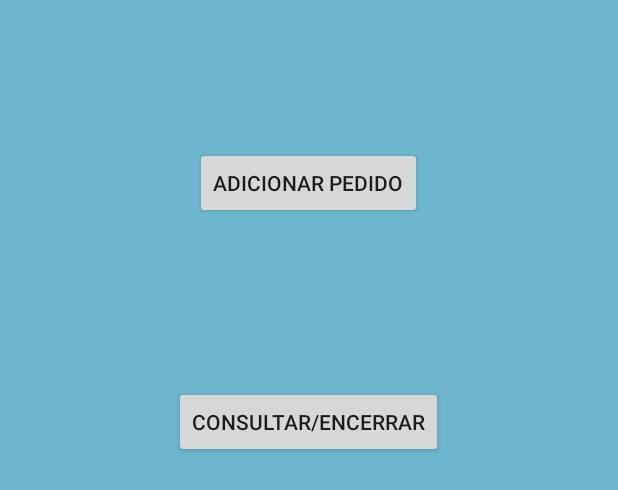
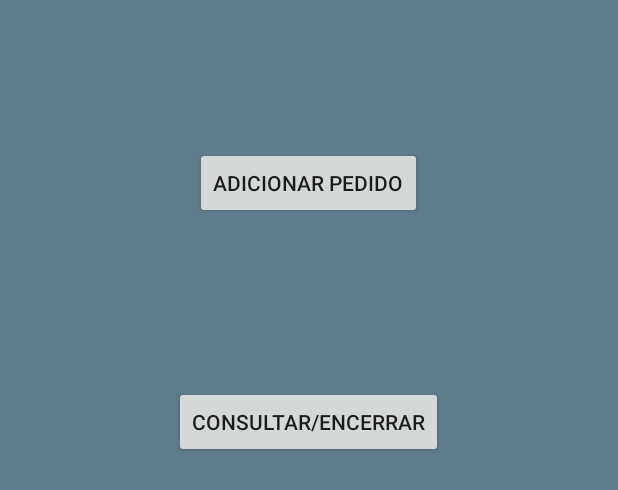
Before and after one commit to Gabriel-Bur/gerenciador-pedidos, an Android app: the layout activity_mesapopup.xml on its own in the app's theme, with its tools: preview values and no code run, on a phone screen of 412 x 824 dp. Shown: the top 490 px of the screen. Run offline under Robolectric (Android 15) with nearby library versions, the phone set to English and light mode, and no system bars.

Commit message:
versão funcional 1.0.2

```diff
--- a/app/src/main/java/Classes/Mesa.java
+++ b/app/src/main/java/Classes/Mesa.java
@@ -47,7 +47,7 @@ public class Mesa implements Serializable {
 
     @Override
     public String toString() {
-        return Nome;
+        return Nome.toUpperCase();
 
     }
 }
--- a/app/src/main/java/com/infnet/android/gerenciador_pedidos/PopUp_Files/ObsPopup.java
+++ b/app/src/main/java/com/infnet/android/gerenciador_pedidos/PopUp_Files/ObsPopup.java
@@ -122,7 +122,7 @@ public class ObsPopup extends AppCompatActivity {
                 itemParaAdicionar.setObs(obsProduto.getText().toString());
 
                 referenciaMesa.child(mesaEscolhida.getNome().toString()).child("pedido").child(itemParaAdicionar.getItemId()).setValue(itemParaAdicionar);
-                referenciaMesa.child(mesaEscolhida.getNome().toString()).child("conta").child(itemParaAdicionar.getItemId()).setValue(itemParaAdicionar);
+               // referenciaMesa.child(mesaEscolhida.getNome().toString()).child("conta").child(itemParaAdicionar.getItemId()).setValue(itemParaAdicionar);
                 finish();
             }
         });
--- a/app/src/main/res/values/colors.xml
+++ b/app/src/main/res/values/colors.xml
@@ -1,6 +1,6 @@
 <?xml version="1.0" encoding="utf-8"?>
 <resources>
-    <color name="colorPrimary">#c847a4c1</color>
+    <color name="colorPrimary">#607D8B</color>
     <color name="colorPrimaryDark">#303F9F</color>
     <color name="colorAccent">#FF4081</color>
 </resources>
```
Also changed, not shown: app/src/main/java/com/infnet/android/gerenciador_pedidos/PedidoActivity.java (+20 -1 lines).
